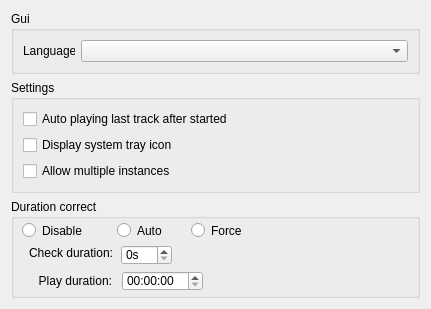
The window that desktop/app/gui/dialogs/optiongeneral.ui (theall/Foreplayer) describes before a commit, drawn with Qt 5.
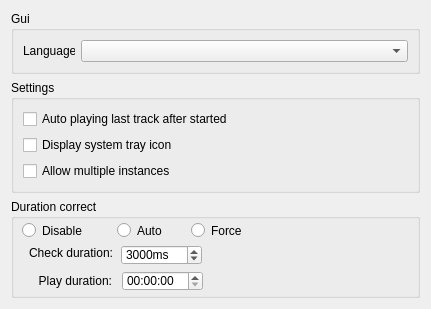
The same window after the commit.

Diff of the .ui file:
```diff
--- a/desktop/app/gui/dialogs/optiongeneral.ui
+++ b/desktop/app/gui/dialogs/optiongeneral.ui
@@ -130,12 +130,24 @@
        <rect>
         <x>110</x>
         <y>46</y>
-        <width>51</width>
+        <width>81</width>
         <height>20</height>
        </rect>
       </property>
       <property name="suffix">
-       <string>s</string>
+       <string>ms</string>
+      </property>
+      <property name="minimum">
+       <number>1000</number>
+      </property>
+      <property name="maximum">
+       <number>60000</number>
+      </property>
+      <property name="singleStep">
+       <number>1000</number>
+      </property>
+      <property name="value">
+       <number>3000</number>
       </property>
      </widget>
      <widget class="QLabel" name="label_3">
```
Left out of the diff: 3 changed lines with no effect on the pictures.
